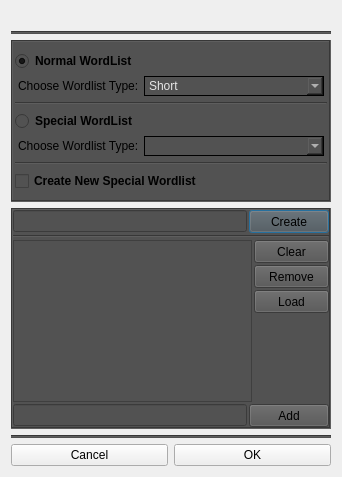
Above: Gui/src/BruteTab/WordlistDialog.ui from 3nock/OTE before the change. Below: the same form after it.
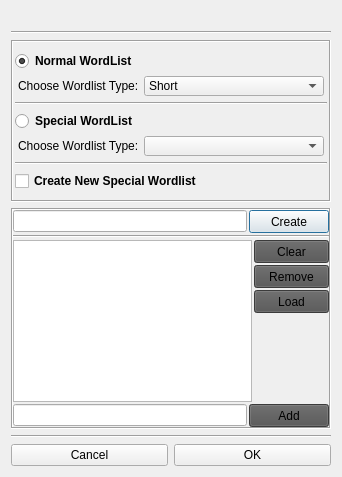
That is the form after the change.

Patch:
```diff
--- a/Gui/src/BruteTab/WordlistDialog.ui
+++ b/Gui/src/BruteTab/WordlistDialog.ui
@@ -38,7 +38,7 @@
      <item>
       <widget class="Line" name="line">
        <property name="styleSheet">
-        <string notr="true">background-color:rgb(82, 82, 82);</string>
+        <string notr="true"/>
        </property>
        <property name="orientation">
         <enum>Qt::Horizontal</enum>
@@ -50,7 +50,7 @@
    <item>
     <widget class="QFrame" name="frame">
      <property name="styleSheet">
-      <string notr="true">background-color:rgb(82, 82, 82);</string>
+      <string notr="true"/>
      </property>
      <property name="frameShape">
       <enum>QFrame::Box</enum>
@@ -128,12 +128,7 @@
              </size>
             </property>
             <property name="styleSheet">
-             <string notr="true">border-style: solid;
-border-color: black;
-border-width: 1px;
-background-color:rgb(82, 82, 82);
-selection-background-color: qlineargradient(spread:pad, x1:0.5, y1:1, x2:0.5, y2:0, stop:0 rgba(77, 77, 77, 255), stop:0.7 rgb(143, 143, 107));
-color: rgb(230,230,230);</string>
+             <string notr="true"/>
             </property>
             <item>
              <property name="text">
@@ -214,12 +209,7 @@
              </size>
             </property>
             <property name="styleSheet">
-             <string notr="true">border-style: solid;
-border-color: black;
-border-width: 1px;
-background-color:rgb(82, 82, 82);
-selection-background-color: qlineargradient(spread:pad, x1:0.5, y1:1, x2:0.5, y2:0, stop:0 rgba(77, 77, 77, 255), stop:0.7 rgb(143, 143, 107));
-color: rgb(230,230,230);</string>
+             <string notr="true"/>
             </property>
            </widget>
           </item>
@@ -253,7 +243,7 @@
    <item>
     <widget class="QFrame" name="frame_newSpecialWordlist">
      <property name="styleSheet">
-      <string notr="true">background-color:rgb(82, 82, 82);</string>
+      <string notr="true"/>
      </property>
      <property name="frameShape">
       <enum>QFrame::Box</enum>
@@ -437,7 +427,7 @@
      <item>
       <widget class="Line" name="line_2">
        <property name="styleSheet">
-        <string notr="true">background-color:rgb(82, 82, 82);</string>
+        <string notr="true"/>
        </property>
        <property name="orientation">
         <enum>Qt::Horizontal</enum>
```
Left out of the diff: 9 changed lines with no effect on the pictures.
